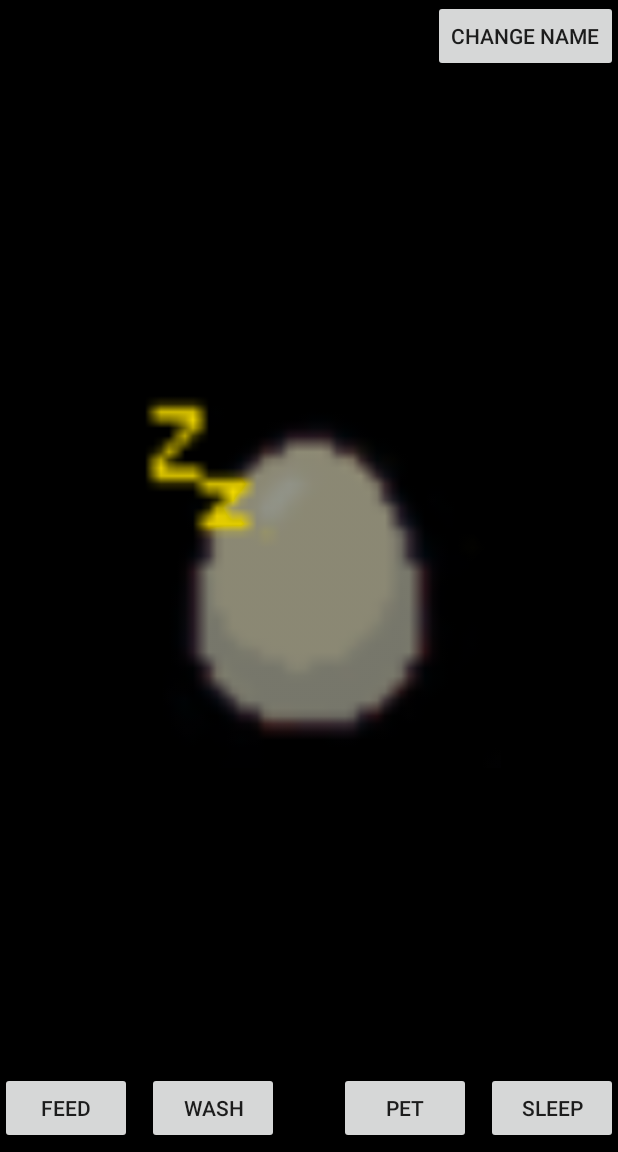
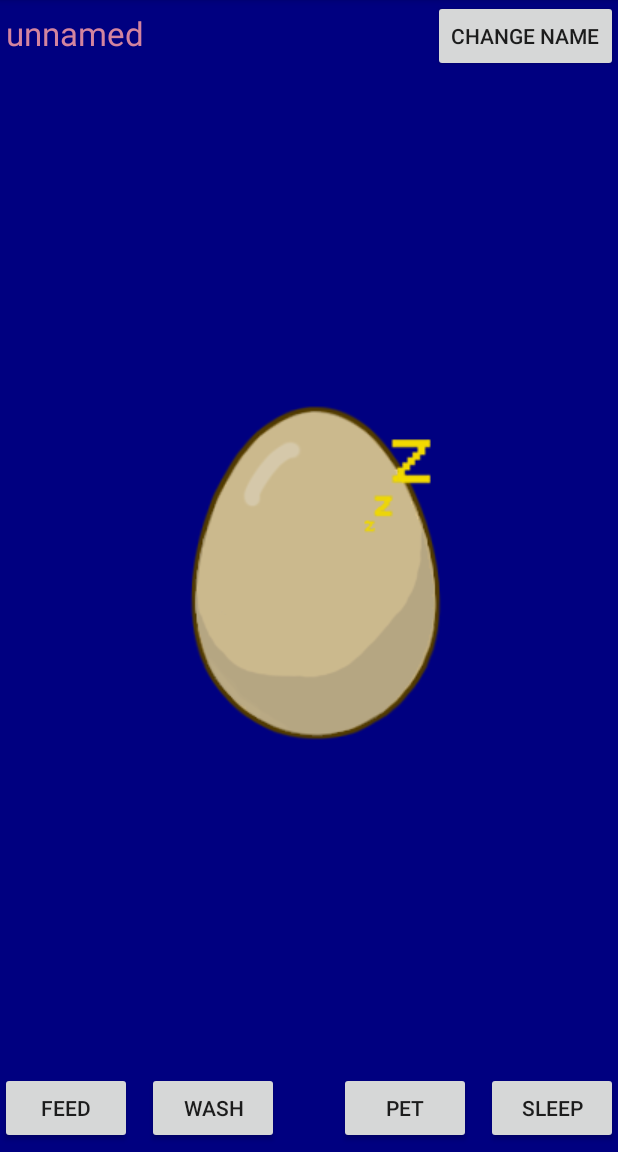
Before and after one commit to ToveVirtanen/Lemmikki, an Android app: the screen it shows after launch (MainActivity), after a tap on "SLEEP", on a phone screen of 412 x 824 dp, the part 84-1236 px from its top. Run offline under Robolectric (Android 15) with nearby library versions, the phone set to English and light mode, and no system bars.

Commit message:
Это самая последняя и самая классная версия.

```diff
--- a/app/src/main/java/com/example/user/lemmikki/MainActivity.java
+++ b/app/src/main/java/com/example/user/lemmikki/MainActivity.java
@@ -110,7 +110,7 @@ public class MainActivity extends AppCompatActivity {
                 if (BackGroundColorCurr==0) {
                     BackGroundColorCurr = 1;
                     RelativeLayout bgElement = (RelativeLayout) findViewById(R.id.main_container);
-                    bgElement.setBackgroundColor(Color.BLACK);
+                    bgElement.setBackgroundColor(getResources().getColor(R.color.navy));
                     imageView.setImageResource(R.drawable.sleepable);
                 } else {
                     BackGroundColorCurr=0;
--- a/app/src/main/res/layout/activity_main.xml
+++ b/app/src/main/res/layout/activity_main.xml
@@ -8,16 +8,15 @@
     android:id="@+id/main_container">
 
 
-
     <TextView
         android:id="@+id/TextViewName"
         android:layout_width="wrap_content"
         android:layout_height="wrap_content"
+        android:layout_marginLeft="4dp"
+        android:layout_marginTop="7dp"
         android:text="Lemmikki"
-        android:textSize="10pt"
-        android:layout_marginTop="7dp"
-        android:layout_marginLeft="4dp"
-        />
+        android:textColor="@color/colorAccent"
+        android:textSize="10pt" />
 
     <EditText
         android:id="@+id/EditTextName"
--- a/app/src/main/res/values/colors.xml
+++ b/app/src/main/res/values/colors.xml
@@ -2,6 +2,10 @@
 <resources>
     <color name="colorPrimary">#3F51B5</color>
     <color name="colorPrimaryDark">#303F9F</color>
-    <color name="colorAccent">#FF4081</color>
+    <color name="colorAccent">#d3849f</color>
     <color name="LightPink">#FFF0FF</color>
+    <color name="darkred">#FFCC0000</color>
+    <color name="darkpurple">#FF9933CC</color>
+    <color name="navy">#000080</color>
+
 </resources>
```
Also changed, not shown: app/src/main/res/drawable/dog.png (added), app/src/main/res/drawable/doglove.png (added), app/src/main/res/drawable/dogsleep.png (added), app/src/main/res/drawable/dogwash.png (added), app/src/main/res/drawable/rabbit.png (added), app/src/main/res/drawable/rabbiteating.png (added), app/src/main/res/drawable/rabbitlovable.png (added), app/src/main/res/drawable/rabbitsleepable.png (added), app/src/main/res/drawable/rabbitwashable.png (added), app/src/main/res/drawable/sleepable.png.
